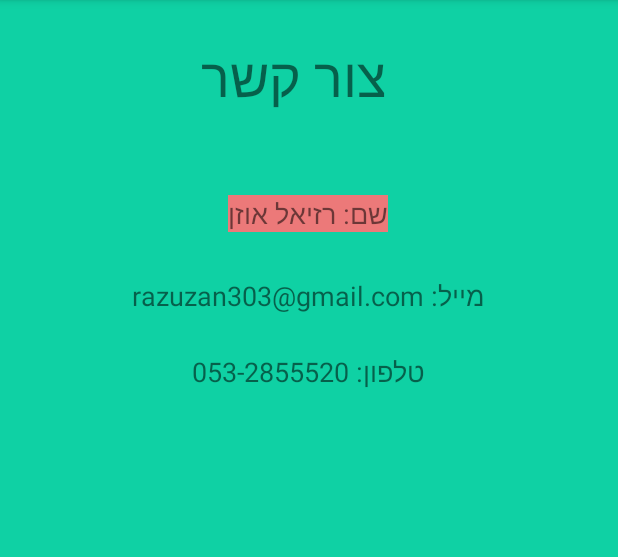
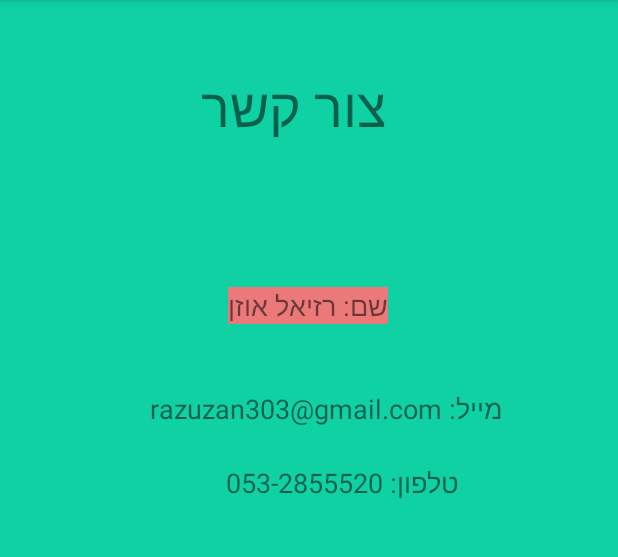
Before and after one commit to RazUzan1/SmartSchool, an Android app: the fragment ZurKesher shown on its own in the app's theme, on a phone screen of 412 x 824 dp, the part 84-641 px from its top. Run offline under Robolectric (Android 15) with nearby library versions, the phone set to English and light mode, and no system bars.

Commit message:
עברתי עם ג'פרי על השגיאות כרגע הכול תקין נשאר רק לעבוד על העיצוב

```diff
--- a/app/src/main/res/layout/fragment_zmanim.xml
+++ /dev/null
@@ -1,6 +0,0 @@
-<?xml version="1.0" encoding="utf-8"?>
-<androidx.constraintlayout.widget.ConstraintLayout android:layout_height="match_parent"
-    android:layout_width="match_parent"
-    xmlns:android="http://schemas.android.com/apk/res/android">
-
-</androidx.constraintlayout.widget.ConstraintLayout>
--- a/app/src/main/res/layout/fragment_zur_kesher.xml
+++ b/app/src/main/res/layout/fragment_zur_kesher.xml
@@ -15,16 +15,16 @@
 
         <TextView
             android:id="@+id/textView12"
-            android:layout_width="wrap_content"
-            android:layout_height="wrap_content"
+            android:layout_width="306dp"
+            android:layout_height="105dp"
             android:text="טלפון: 053-2855520"
             android:textSize="18sp"
             app:layout_constraintBottom_toBottomOf="parent"
             app:layout_constraintEnd_toEndOf="parent"
-            app:layout_constraintHorizontal_bias="0.498"
+            app:layout_constraintHorizontal_bias="0.0"
             app:layout_constraintStart_toStartOf="parent"
             app:layout_constraintTop_toBottomOf="@+id/textView10"
-            app:layout_constraintVertical_bias="0.049" />
+            app:layout_constraintVertical_bias="0.065" />
 
         <TextView
             android:id="@+id/textView11"
@@ -61,10 +61,10 @@
             android:textSize="18sp"
             app:layout_constraintBottom_toBottomOf="parent"
             app:layout_constraintEnd_toEndOf="parent"
-            app:layout_constraintHorizontal_bias="0.497"
+            app:layout_constraintHorizontal_bias="0.564"
             app:layout_constraintStart_toStartOf="parent"
             app:layout_constraintTop_toTopOf="parent"
-            app:layout_constraintVertical_bias="0.248" />
+            app:layout_constraintVertical_bias="0.35" />
     </androidx.constraintlayout.widget.ConstraintLayout>
 
 </FrameLayout>
--- a/app/src/main/res/navigation/mobile_navigation.xml
+++ b/app/src/main/res/navigation/mobile_navigation.xml
@@ -34,9 +34,4 @@
         android:name="com.example.smartschool.fragment.ZurKesher"
         android:label="צור קשר"
         tools:layout="@layout/fragment_zur_kesher" />
-    <fragment
-        android:id="@+id/zmanim"
-        android:name="com.example.smartschool.fragment.Zmanim"
-        android:label="זמנים"
-        tools:layout="@layout/fragment_zmanim" />
 </navigation>
```
Also changed, not shown: app/src/main/AndroidManifest.xml (+4 -5 lines), app/src/main/java/com/example/smartschool/ActivityZmanim.java (added, +60 -0 lines), app/src/main/java/com/example/smartschool/fragment/Zmanim.java (deleted, +0 -23 lines), app/src/main/res/layout/activity_activitynotification.xml (+10 -1 lines), app/src/main/res/layout/activity_zmanim.xml (added, +30 -0 lines), app/src/main/res/layout/fragment_idconim.xml (deleted, +0 -14 lines).
